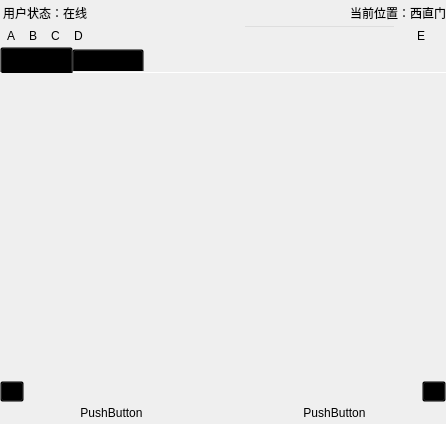
Before: the Qt Designer form deliciousClient/mainwindow.ui in gaoxiaojun/delicacymap, drawn with Qt 5.
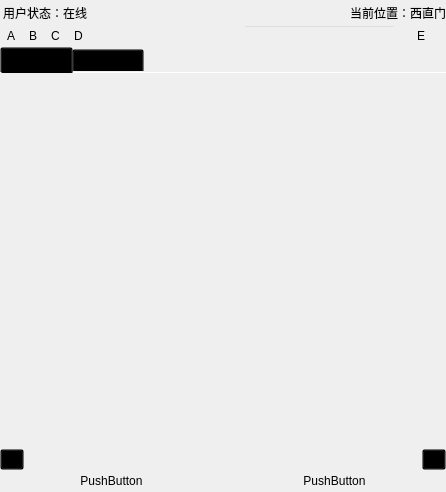
After: the same form once the commit is applied. The open tabs and pages were chosen to show the change. Icons and pictures are not drawn.

What changed in the file:
```diff
--- a/deliciousClient/mainwindow.ui
+++ b/deliciousClient/mainwindow.ui
@@ -7,7 +7,6 @@
     <x>0</x>
     <y>0</y>
     <width>446</width>
-    <height>424</height>
     <height>492</height>
    </rect>
   </property>
@@ -18,12 +17,8 @@
    <string notr="true">background-image: url(:/Icons/Resources/image/background.png);</string>
   </property>
   <widget class="QWidget" name="centralwidget">
-   <property name="autoFillBackground">
-    <bool>false</bool>
-   </property>
    <property name="styleSheet">
-    <string notr="true">background-image: url(:/Icons/Resources/images/background.png);</string>
-    <string notr="true">background-color: rgba(0, 0, 0, 0%);</string>
+    <string notr="true">background-image: url();background-color: rgba(0, 0, 0,0%);</string>
    </property>
    <layout class="QVBoxLayout" name="verticalLayout">
     <property name="spacing">
@@ -265,16 +260,10 @@
     </item>
     <item>
      <widget class="QStackedWidget" name="stackedWidget">
-      <property name="styleSheet">
-       <string notr="true">background-color: rgba(0, 0, 0, 0%);</string>
-      </property>
       <property name="currentIndex">
        <number>0</number>
       </property>
       <widget class="QWidget" name="page_2">
-       <property name="styleSheet">
-        <string notr="true">background-color: rgba(0, 0, 0, 0%);</string>
-       </property>
        <layout class="QVBoxLayout" name="verticalLayout_2">
         <property name="spacing">
          <number>0</number>
@@ -284,9 +273,6 @@
         </property>
         <item>
          <widget class="QTabWidget" name="tabWidget">
-          <property name="styleSheet">
-           <string notr="true">background-color: rgba(0, 0, 0, 0%);</string>
-          </property>
           <property name="tabShape">
            <enum>QTabWidget::Rounded</enum>
           </property>
@@ -300,8 +286,10 @@
            <bool>true</bool>
           </property>
           <widget class="QWidget" name="tab_1">
-           <property name="styleSheet">
-            <string notr="true">background-color: rgba(0, 0, 0, 0%);</string>
+           <property name="font">
+            <font>
+             <kerning>true</kerning>
+            </font>
            </property>
            <attribute name="title">
             <string>菜式收藏</string>
@@ -395,10 +383,6 @@
      <layout class="QHBoxLayout" name="horizontalLayout_4">
       <item>
        <widget class="QToolButton" name="toolButton_L">
-        <property name="styleSheet">
-         <string notr="true">background-color: rgba(0, 0, 0, 0%);
-background-image: url();</string>
-        </property>
         <property name="text">
          <string>...</string>
         </property>
@@ -419,10 +403,6 @@
       </item>
       <item>
        <widget class="QToolButton" name="toolButton_R">
-        <property name="styleSheet">
-         <string notr="true">background-color: rgba(0, 0, 0, 0%);
-background-image: url();</string>
-        </property>
         <property name="text">
          <string>...</string>
         </property>
@@ -437,10 +417,6 @@
       </property>
       <item>
        <widget class="QPushButton" name="pushButton_L">
-        <property name="styleSheet">
-         <string notr="true">background-color: rgba(255, 255, 255, 40%);
-background-image: url();</string>
-        </property>
         <property name="text">
          <string>PushButton</string>
         </property>
@@ -451,10 +427,6 @@
       </item>
       <item>
        <widget class="QPushButton" name="pushButton_R">
-        <property name="styleSheet">
-         <string notr="true">background-color: rgba(255, 255, 255, 40%);
-background-image: url();</string>
-        </property>
         <property name="text">
          <string>PushButton</string>
         </property>
```
Left out of the diff: 54 changed lines with no effect on the pictures.
